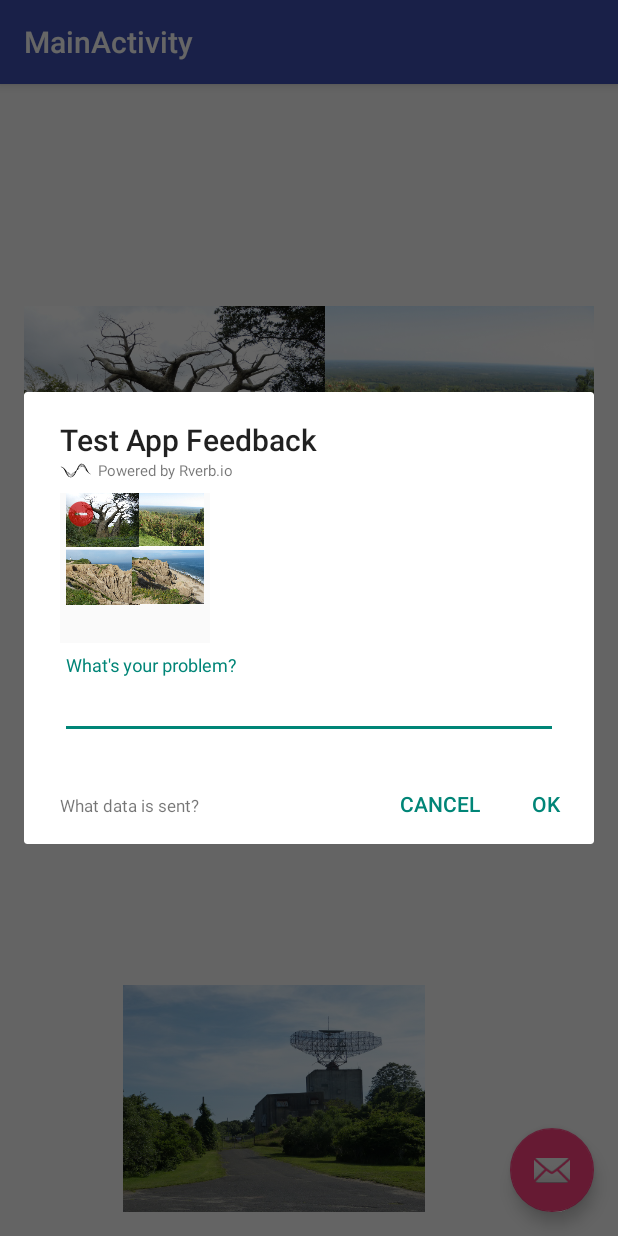
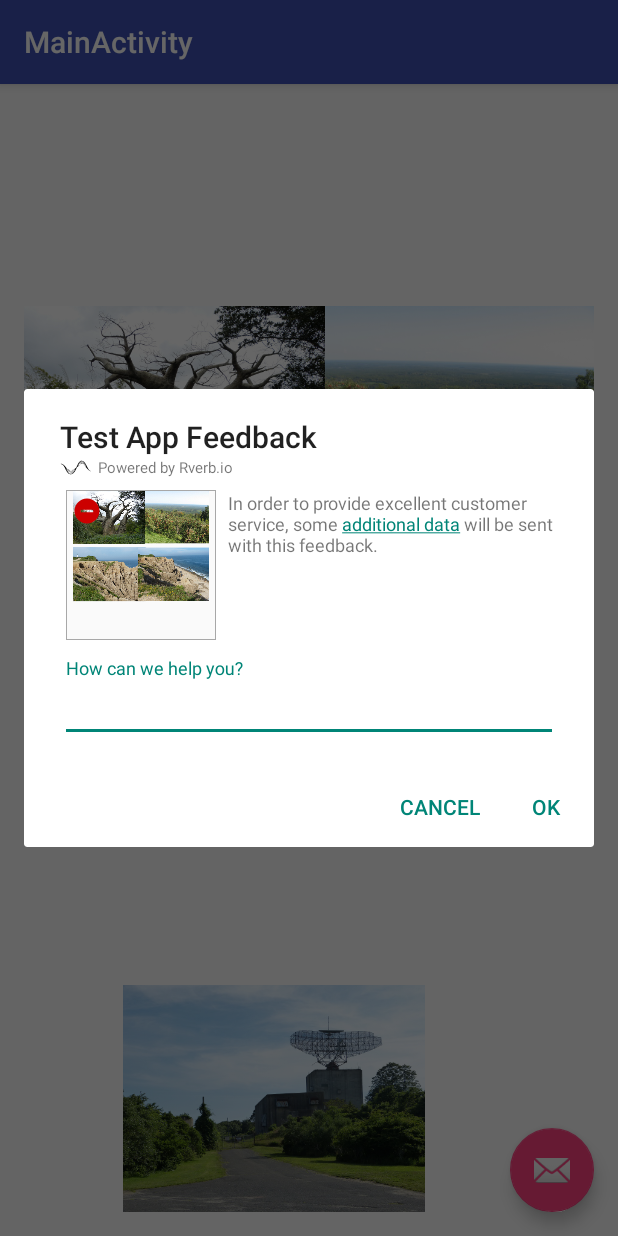
Before and after one commit to kanetik/feedback, an Android app: the screen it shows after launch (MainActivity), after a tap on an icon or button, on a phone screen of 412 x 824 dp. Run offline under Robolectric (Android 15) with nearby library versions, the phone set to English and light mode, and no system bars; libraries missing offline, so code that uses them is left out: com.facebook.stetho; 1 statement that could not run was skipped.

Commit message:
Bit better of a default layout for the dialog

```diff
--- a/feedback/src/main/java/io/rverb/feedback/data/api/FeedbackService.java
+++ b/feedback/src/main/java/io/rverb/feedback/data/api/FeedbackService.java
@@ -7,7 +7,9 @@ import android.os.Build;
 import java.io.File;
 import java.io.Serializable;
 import java.util.Locale;
+import java.util.Map;
 
+import io.rverb.feedback.Rverbio;
 import io.rverb.feedback.utility.RverbioUtils;
 import io.rverb.feedback.model.Cacheable;
 import io.rverb.feedback.model.Feedback;
@@ -54,12 +56,14 @@ public class FeedbackService extends IntentService {
     }
 
     void addSystemData(Feedback feedback) {
-        feedback.appVersion = AppUtils.getVersionName(this) + " (" + AppUtils.getVersionCode(this) + ")";
-        feedback.locale = Locale.getDefault().toString();
-        feedback.make = Build.MANUFACTURER;
-        feedback.model = Build.MODEL;
-        feedback.deviceName = Build.PRODUCT;
-        feedback.osVersion = Build.VERSION.RELEASE;
-        feedback.networkType = RverbioUtils.getNetworkType(this);
+        Map<String, String> data = RverbioUtils.getExtraData(this);
+
+        feedback.appVersion = data.get(RverbioUtils.EXTRA_DATA_APP_VERSION);
+        feedback.locale = data.get(RverbioUtils.EXTRA_DATA_LOCALE);
+        feedback.make = data.get(RverbioUtils.EXTRA_DATA_MAKE);
+        feedback.model = data.get(RverbioUtils.EXTRA_DATA_MODEL);
+        feedback.deviceName = data.get(RverbioUtils.EXTRA_DATA_DEVICE_NAME);
+        feedback.osVersion = data.get(RverbioUtils.EXTRA_DATA_OS_VERSION);
+        feedback.networkType = data.get(RverbioUtils.EXTRA_DATA_NETWORK_TYPE);
     }
 }
--- a/feedback/src/main/java/io/rverb/feedback/presentation/RverbioFeedbackDialogFragment.java
+++ b/feedback/src/main/java/io/rverb/feedback/presentation/RverbioFeedbackDialogFragment.java
@@ -4,6 +4,10 @@ import android.graphics.drawable.Drawable;
 import android.os.Bundle;
 import android.support.annotation.Nullable;
 import android.support.v7.app.AppCompatDialogFragment;
+import android.text.SpannableString;
+import android.text.Spanned;
+import android.text.method.LinkMovementMethod;
+import android.text.style.ClickableSpan;
 import android.view.LayoutInflater;
 import android.view.View;
 import android.view.ViewGroup;
@@ -11,11 +15,12 @@ import android.widget.Button;
 import android.widget.EditText;
 import android.widget.FrameLayout;
 import android.widget.ImageView;
-import android.widget.LinearLayout;
 import android.widget.ScrollView;
 import android.widget.TextView;
 
 import java.io.File;
+import java.util.Locale;
+import java.util.Map;
 
 import io.rverb.feedback.R;
 import io.rverb.feedback.Rverbio;
@@ -67,7 +72,7 @@ public class RverbioFeedbackDialogFragment extends AppCompatDialogFragment {
             screenshotContainer.setVisibility(View.GONE);
         }
 
-        final ImageView deleteThumbnailButton = (ImageView) view.findViewById(R.id.rverb_thumnail_delete);
+        final ImageView deleteThumbnailButton = (ImageView) view.findViewById(R.id.rverb_thumbnail_delete);
         if (deleteThumbnailButton != null) {
             deleteThumbnailButton.setOnClickListener(new View.OnClickListener() {
                 @Override
@@ -112,16 +117,55 @@ public class RverbioFeedbackDialogFragment extends AppCompatDialogFragment {
             }
         });
 
-        final TextView showAll = (TextView) view.findViewById(R.id.detail_read_all);
-        showAll.setOnClickListener(new View.OnClickListener() {
+        TextView dataPairs = (TextView) view.findViewById(R.id.system_data);
+        StringBuilder dataString = new StringBuilder();
+
+        for (Map.Entry<String, String> data : RverbioUtils.getExtraData(getContext()).entrySet()) {
+            if (dataString.length() > 0) {
+                dataString.append("\n");
+            }
+
+            dataString.append(data.getKey().replace("_", " ")).append(": ").append(data.getValue());
+        }
+
+        dataPairs.setText(dataString);
+
+        final TextView showAll = (TextView) view.findViewById(R.id.additional_data_description);
+
+        final ClickableSpan span = new ClickableSpan() {
             @Override
-            public void onClick(View v) {
-                ScrollView layout = (ScrollView) view.findViewById(R.id.legal_privacy_scrollview);
-                layout.setVisibility(View.VISIBLE);
+            public void onClick(View textView) {
+                ScrollView layout = (ScrollView) view.findViewById(R.id.system_data_scrollview);
+
+                if (layout.getVisibility() == View.GONE) {
+                    layout.setVisibility(View.VISIBLE);
+                    setLinkText(showAll, this, "Hide Data");
+                } else {
+                    layout.setVisibility(View.GONE);
+                    setLinkText(showAll, this, "Show Data");
+                }
             }
-        });
+        };
+
+        setLinkText(showAll, span, "Show Data");
+
+        showAll.setMovementMethod(LinkMovementMethod.getInstance());
 
         return view;
+    }
+
+    private void setLinkText(TextView showAll, ClickableSpan span, String linkText) {
+        String extraDataClickable = "additional data";
+        String extraDataDescription = String.format(Locale.getDefault(),
+                "In order to provide excellent customer service, some %s will be sent with this feedback.",
+                extraDataClickable);
+        SpannableString ss = new SpannableString(extraDataDescription);
+
+        int startSpan = extraDataDescription.indexOf(extraDataClickable);
+        int endSpan = startSpan + extraDataClickable.length();
+        ss.setSpan(span, startSpan, endSpan, Spanned.SPAN_EXCLUSIVE_EXCLUSIVE);
+
+        showAll.setText(ss);
     }
 
     public int getTheme() {
--- a/feedback/src/main/java/io/rverb/feedback/utility/RverbioUtils.java
+++ b/feedback/src/main/java/io/rverb/feedback/utility/RverbioUtils.java
@@ -8,19 +8,33 @@ import android.content.pm.PackageManager;
 import android.graphics.Bitmap;
 import android.net.ConnectivityManager;
 import android.net.NetworkInfo;
+import android.os.Build;
 import android.os.Bundle;
 import android.support.annotation.NonNull;
+import android.support.v4.util.ArrayMap;
 import android.view.View;
 
 import java.io.File;
 import java.io.FileOutputStream;
 import java.io.IOException;
+import java.util.Locale;
+import java.util.Map;
 import java.util.UUID;
+
+import io.rverb.feedback.model.Feedback;
 
 import static android.R.attr.bitmap;
 import static io.rverb.feedback.utility.AppUtils.getPackageName;
 
 public class RverbioUtils {
+    public static final String EXTRA_DATA_APP_VERSION = "App_Version";
+    public static final String EXTRA_DATA_LOCALE = "Locale";
+    public static final String EXTRA_DATA_MAKE = "Device_Make";
+    public static final String EXTRA_DATA_MODEL = "Device_Model";
+    public static final String EXTRA_DATA_DEVICE_NAME = "Device_Name";
+    public static final String EXTRA_DATA_OS_VERSION = "OS_Version";
+    public static final String EXTRA_DATA_NETWORK_TYPE = "Network_Type";
+
     private static final String RVERBIO_PREFS = "rverbio";
     private static final String SUPPORT_ID_KEY = "support_id";
 
@@ -120,4 +134,18 @@ public class RverbioUtils {
         Bundle bundle = ai.metaData;
         return bundle.getString("io.rverb.apiKey");
     }
+
+    public static Map<String, String> getExtraData(Context context) {
+        Map<String, String> data = new ArrayMap<>();
+
+        data.put(EXTRA_DATA_APP_VERSION, AppUtils.getVersionName(context) + " (" + AppUtils.getVersionCode(context) + ")");
+        data.put(EXTRA_DATA_LOCALE, Locale.getDefault().toString());
+        data.put(EXTRA_DATA_MAKE, Build.MANUFACTURER);
+        data.put(EXTRA_DATA_MODEL, Build.MODEL);
+        data.put(EXTRA_DATA_DEVICE_NAME, Build.PRODUCT);
+        data.put(EXTRA_DATA_OS_VERSION, Build.VERSION.RELEASE);
+        data.put(EXTRA_DATA_NETWORK_TYPE, RverbioUtils.getNetworkType(context));
+
+        return data;
+    }
 }
--- /dev/null
+++ b/feedback/src/main/res/drawable/rverb_border.xml
@@ -0,0 +1,12 @@
+<?xml version="1.0" encoding="UTF-8"?>
+<shape xmlns:android="http://schemas.android.com/apk/res/android">
+    <solid android:color="#FFFFFF" />
+    <stroke
+        android:width="1dp"
+        android:color="#A8A8A8" />
+    <padding
+        android:bottom="1dp"
+        android:left="1dp"
+        android:right="1dp"
+        android:top="1dp" />
+</shape>
--- a/feedback/src/main/res/drawable/ic_remove_circle_black_24dp.xml
+++ b/feedback/src/main/res/drawable/rverb_remove_icon.xml
@@ -1,4 +1,4 @@
-<vector android:alpha="0.67" android:height="20dp"
+<vector android:alpha="1" android:height="20dp"
     android:viewportHeight="24.0" android:viewportWidth="24.0"
     android:width="20dp" xmlns:android="http://schemas.android.com/apk/res/android">
     <path android:fillColor="#FF000000" android:pathData="M12,2C6.48,2 2,6.48 2,12s4.48,10 10,10 10,-4.48 10,-10S17.52,2 12,2zM17,13L7,13v-2h10v2z"/>
--- a/feedback/src/main/res/layout/rverb_fragment_dialog.xml
+++ b/feedback/src/main/res/layout/rverb_fragment_dialog.xml
@@ -24,115 +24,85 @@
         android:paddingLeft="?attr/dialogPreferredPadding"
         android:paddingRight="?attr/dialogPreferredPadding">
 
+        <RelativeLayout
+            android:id="@+id/additional_info"
+            android:backgroundTint="@android:color/background_light"
+            android:layout_width="match_parent"
+            android:layout_height="wrap_content">
+
             <FrameLayout
                 android:id="@+id/rverb_screenshot_container"
                 android:layout_width="wrap_content"
                 android:layout_height="wrap_content"
-            android:layout_alignParentTop="true">
+                android:layout_alignParentTop="true"
+                android:layout_marginLeft="4dp"
+                android:layout_marginRight="8dp">
 
                 <ImageView
                     android:id="@+id/rverb_thumbnail"
                     android:layout_width="100dp"
                     android:layout_height="100dp"
-                android:scaleType="centerCrop" />
+                    android:scaleType="centerCrop"
+                    android:cropToPadding="true"
+                    android:background="@drawable/rverb_border"/>
 
                 <ImageView
-                android:id="@+id/rverb_thumnail_delete"
+                    android:id="@+id/rverb_thumbnail_delete"
                     android:layout_width="wrap_content"
                     android:layout_height="wrap_content"
                     android:layout_gravity="top|start"
                     android:padding="4dp"
-                android:src="@drawable/ic_remove_circle_black_24dp"
+                    android:src="@drawable/rverb_remove_icon"
                     android:tint="@android:color/holo_red_dark" />
             </FrameLayout>
 
             <TextView
-            android:id="@+id/rverb_intro"
-            android:layout_width="match_parent"
+                android:id="@+id/additional_data_description"
+                android:layout_width="wrap_content"
                 android:layout_height="wrap_content"
-            android:layout_alignTop="@id/rverb_screenshot_container"
-            android:layout_toEndOf="@+id/rverb_screenshot_container"
+                android:layout_alignParentTop="true"
                 android:layout_toRightOf="@+id/rverb_screenshot_container"
-            android:text="" />
+                android:textSize="12sp" />
+        </RelativeLayout>
 
         <android.support.design.widget.TextInputLayout
             android:id="@+id/rverb_problem_layout"
             android:layout_width="match_parent"
             android:layout_height="wrap_content"
-            android:layout_below="@+id/rverb_screenshot_container"
-            android:layout_marginTop="8dp">
+            android:layout_below="@+id/additional_info"
+            android:layout_marginTop="12dp">
 
             <EditText
                 android:id="@+id/rverb_problem"
                 android:layout_width="match_parent"
                 android:layout_height="wrap_content"
-                android:maxLines="6"
-                android:hint="What's your problem?" />
+                android:inputType="textMultiLine|textCapSentences"
+                android:hint="How can we help you?"
+                android:maxLines="6" />
 
         </android.support.design.widget.TextInputLayout>
     </RelativeLayout>
 
     <ScrollView
-        android:id="@+id/legal_privacy_scrollview"
+        android:id="@+id/system_data_scrollview"
         android:layout_width="match_parent"
-        android:layout_height="100dp"
+        android:layout_height="90dp"
         android:layout_marginLeft="?attr/dialogPreferredPadding"
         android:layout_marginRight="?attr/dialogPreferredPadding"
+        android:layout_marginTop="8dp"
         android:visibility="gone">
 
         <LinearLayout
-            android:id="@+id/legal_privacy_container"
+            android:id="@+id/system_data_container"
             android:layout_width="match_parent"
             android:layout_height="wrap_content"
             android:orientation="vertical">
 
             <TextView
-                android:id="@+id/test_1"
+                android:id="@+id/system_data"
                 android:layout_width="match_parent"
                 android:layout_height="wrap_content"
-                android:text="This is a test 1" />
-
-            <TextView
-                android:id="@+id/test_2"
-                android:layout_width="match_parent"
-                android:layout_height="wrap_content"
-                android:text="This is a test 2" />
-
-            <TextView
-                android:id="@+id/test_3"
-                android:layout_width="match_parent"
-                android:layout_height="wrap_content"
-                android:text="This is a test 3" />
-
-            <TextView
-                android:id="@+id/test_4"
-                android:layout_width="match_parent"
-                android:layout_height="wrap_content"
-                android:text="This is a test 4" />
-
-            <TextView
-                android:id="@+id/test_5"
-                android:layout_width="match_parent"
-                android:layout_height="wrap_content"
-                android:text="This is a test 5" />
-
-            <TextView
-                android:id="@+id/test_6"
-                android:layout_width="match_parent"
-                android:layout_height="wrap_content"
-                android:text="This is a test 6" />
-
-            <TextView
-                android:id="@+id/test_7"
-                android:layout_width="match_parent"
-                android:layout_height="wrap_content"
-                android:text="This is a test 7" />
-
-            <TextView
-                android:id="@+id/test_8"
-                android:layout_width="match_parent"
-                android:layout_height="wrap_content"
-                android:text="This is a test 8" />
+                android:textSize="12sp" />
         </LinearLayout>
     </ScrollView>
 
@@ -142,17 +112,6 @@
         android:layout_height="wrap_content"
         android:gravity="end|bottom"
         android:paddingTop="16dp">
-
-        <TextView
-            android:id="@+id/detail_read_all"
-            android:layout_width="match_parent"
-            android:layout_height="wrap_content"
-            android:layout_alignParentLeft="true"
-            android:layout_marginLeft="?attr/dialogPreferredPadding"
-            android:layout_marginRight="?attr/dialogPreferredPadding"
-            android:layout_alignBaseline="@+id/rverb_cancel"
-            android:text="What data is sent?"
-            android:textSize="11sp" />
 
         <Button
             android:id="@+id/rverb_cancel"
```
Lines whose indentation alone changed are shown as unchanged.
